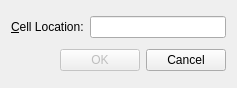
Above: gotocell.ui from open-src/qtdemos before the change. Below: the same form after it.
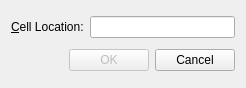
That is the form after the change.

What changed in the file:
```diff
--- a/gotocell.ui
+++ b/gotocell.ui
@@ -1,12 +1,12 @@
 <?xml version="1.0" encoding="UTF-8"?>
 <ui version="4.0">
- <class>GoToCellDialog</class>
- <widget class="QWidget" name="GoToCellDialog">
+ <class>Bridge</class>
+ <widget class="QDialog" name="Bridge">
   <property name="geometry">
    <rect>
     <x>0</x>
     <y>0</y>
-    <width>237</width>
+    <width>246</width>
     <height>88</height>
    </rect>
   </property>
```
